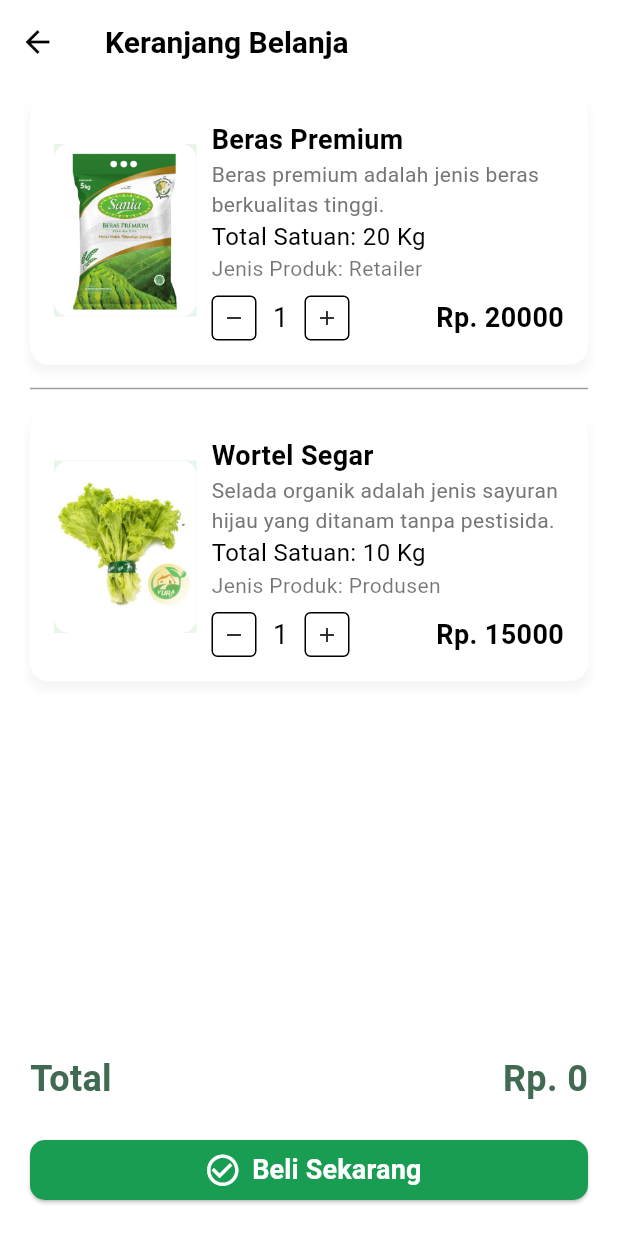
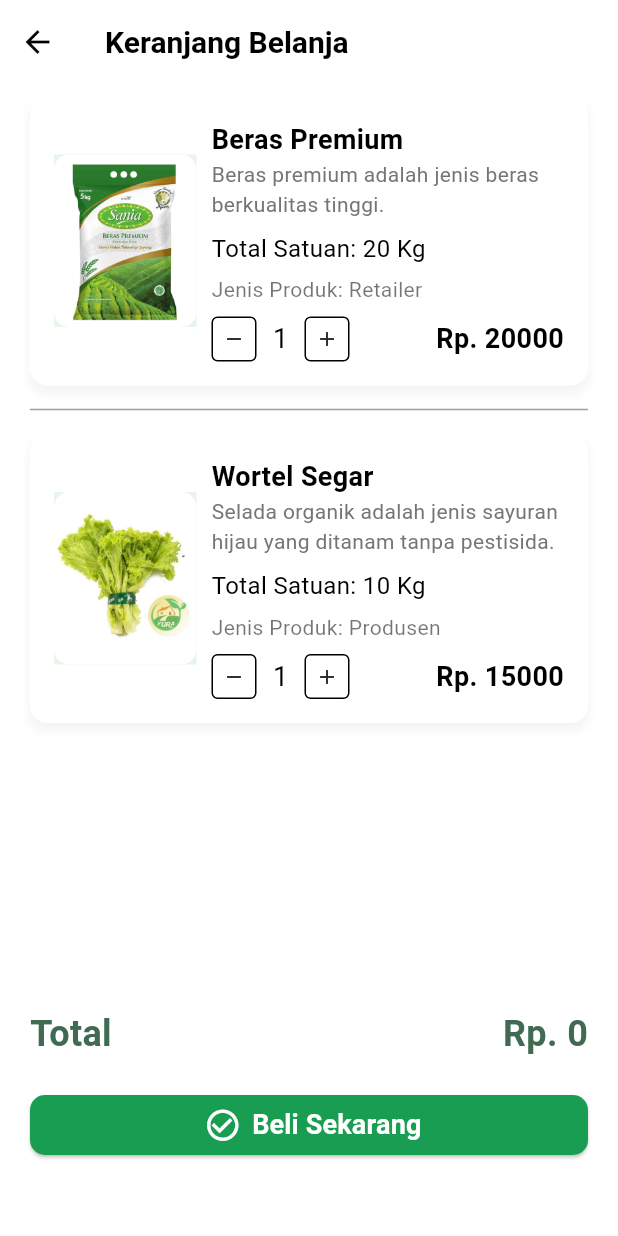
Before and after one commit to firdausmuh/agrolink_app, a Flutter app: the KeranjangScreen screen opened directly, on a phone screen of 412 x 824 dp. Run offline on Flutter 3.47's test engine with Material 3 defaults, Android fonts, the phone set to English and light mode, and no system bars; our stand-ins replace image_picker, shared_preferences; missing offline and left inert: dart:ffi; accounts and stored records are empty.

Commit message:
update cart

```diff
--- a/lib/components/keranjang/keranjang_card.dart
+++ b/lib/components/keranjang/keranjang_card.dart
@@ -101,7 +101,7 @@
                   maxLines: 2,
                   overflow: TextOverflow.ellipsis,
                 ),
-                // Ukuran Produk
+                const SizedBox(height: 8),
                 Text(
                   'Total Satuan: ${widget.size}', // Menampilkan ukuran produk
                   style: const TextStyle(
@@ -109,7 +109,7 @@
                     color: Colors.black,
                   ),
                 ),
-                // Menampilkan kategori produk
+                const SizedBox(height: 6),
                 Text(
                   'Jenis Produk: ${widget.category}', // Menampilkan kategori produk
                   style: const TextStyle(
--- a/lib/screens/keranjang/keranjang_screen.dart
+++ b/lib/screens/keranjang/keranjang_screen.dart
@@ -140,7 +140,7 @@
                 ),
               ),
             ),
-            const SizedBox(height: 20),
+            const SizedBox(height: 50),
           ],
         ),
       ),
```
Also changed, not shown: lib/models/Keranjang.dart (+0 -60 lines).
